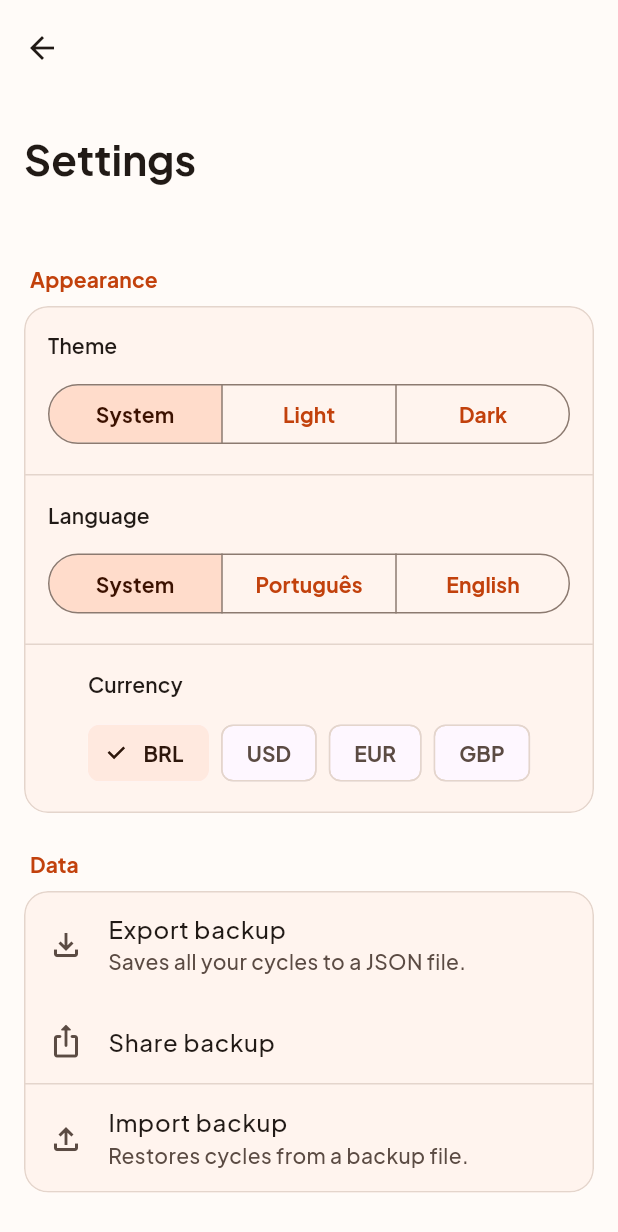
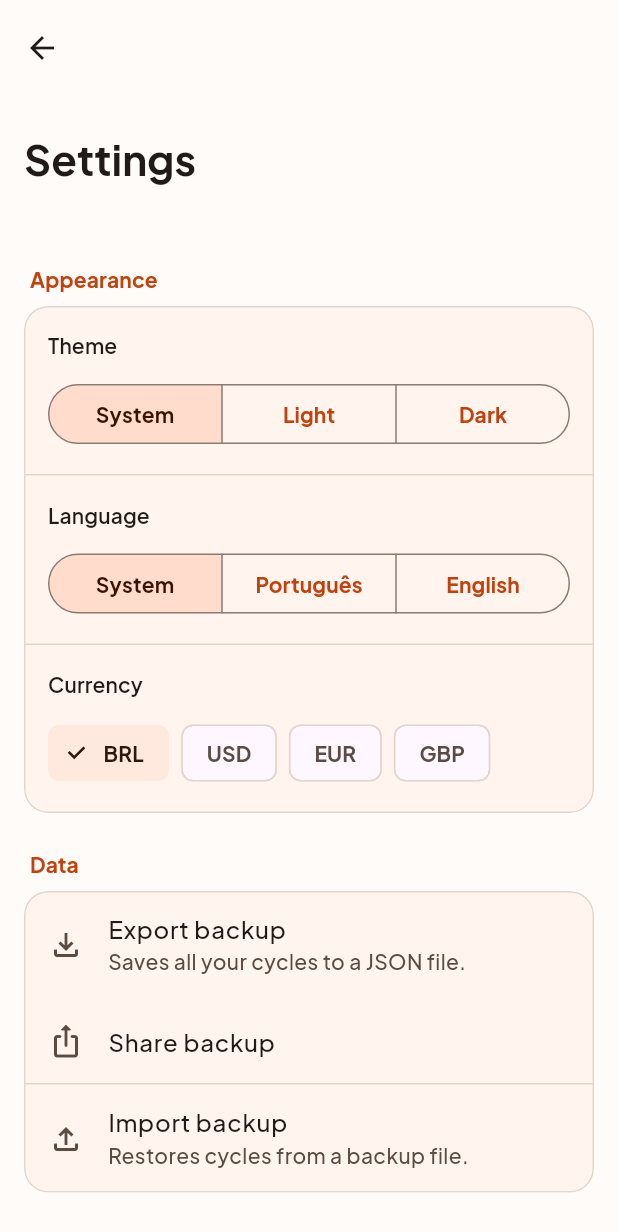
Before and after one commit to humanolaranja/plafin, a Flutter app: the SettingsPage screen opened directly, on a phone screen of 412 x 824 dp. Shown: the top 1232 px of the screen. Run offline on Flutter 3.47's test engine with Material 3 defaults, Android fonts, the phone set to English and light mode, and no system bars; our stand-ins replace bloc, equatable, file_picker, flutter_bloc, package_info_plus, share_plus and 1 more; accounts and stored records are empty.

Commit message:
fix: stretch settings card children so the currency row aligns
Co-Authored-By: Claude Sonnet 5.5 <noreply@anthropic.com>

```diff
--- a/lib/screens/settings_page.dart
+++ b/lib/screens/settings_page.dart
@@ -107,7 +107,10 @@ class SettingsPage extends StatelessWidget {
         ),
         Card(
           clipBehavior: Clip.antiAlias,
-          child: Column(children: children),
+          child: Column(
+            crossAxisAlignment: CrossAxisAlignment.stretch,
+            children: children,
+          ),
         ),
       ],
     );
```
